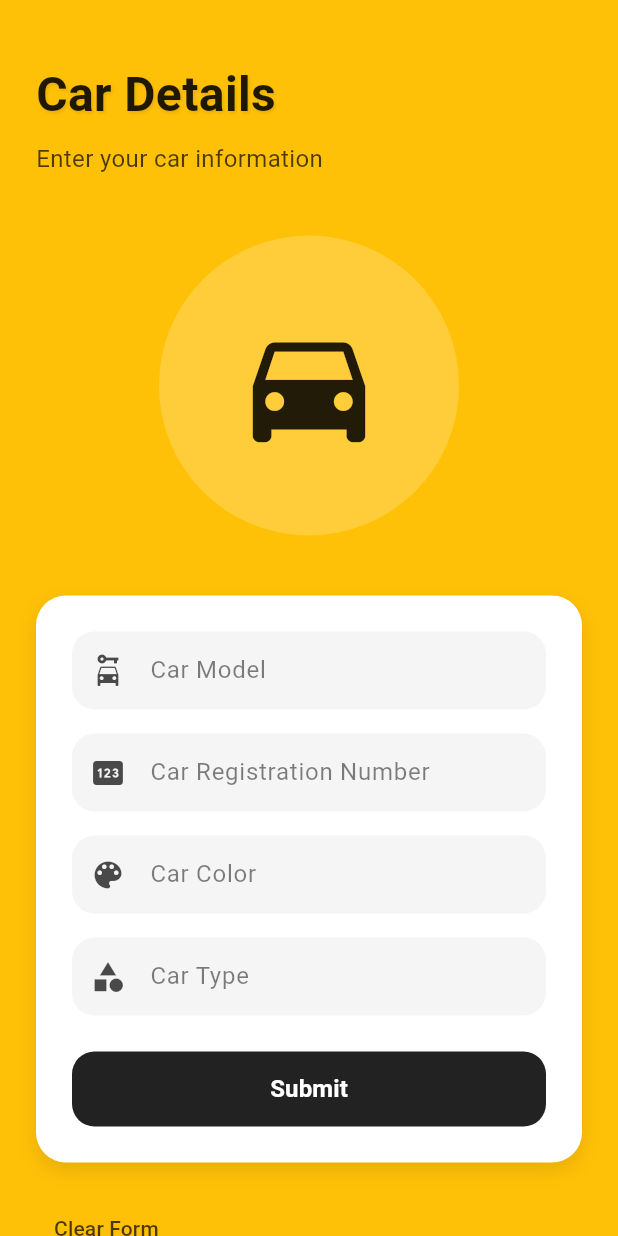
After one commit to aditya0904ak/parking_allot_app, a Flutter app: the CarDetailsPage screen opened directly, on a phone screen of 412 x 824 dp. The commit adds this screen. Run offline on Flutter 3.47's test engine with Material 3 defaults, Android fonts, the phone set to English and light mode, and no system bars; our stand-ins replace flutter_map, flutter_svg, geolocator, google_fonts, latlong2.

Commit message:
car information page is added

```diff
--- /dev/null
+++ b/lib/forms/car_infromation.dart
@@ -0,0 +1,195 @@
+import 'package:flutter/material.dart';
+
+class CarDetailsPage extends StatefulWidget {
+  const CarDetailsPage({Key? key}) : super(key: key);
+
+  @override
+  State<CarDetailsPage> createState() => _CarDetailsPageState();
+}
+
+class _CarDetailsPageState extends State<CarDetailsPage>
+    with SingleTickerProviderStateMixin {
+  late AnimationController _controller;
+  late Animation<double> _opacityAnimation;
+
+  @override
+  void initState() {
+    super.initState();
+    _controller = AnimationController(
+      vsync: this,
+      duration: const Duration(milliseconds: 1500),
+    );
+    _opacityAnimation = Tween<double>(begin: 0.0, end: 1.0).animate(
+      CurvedAnimation(parent: _controller, curve: Curves.easeInOut),
+    );
+    _controller.forward();
+  }
+
+  @override
+  void dispose() {
+    _controller.dispose();
+    super.dispose();
+  }
+
+  @override
+  Widget build(BuildContext context) {
+    return Scaffold(
+      backgroundColor: const Color(0xFFFFC107), // Warm yellow background
+      body: SafeArea(
+        child: SingleChildScrollView(
+          child: Padding(
+            padding: const EdgeInsets.symmetric(horizontal: 24.0),
+            child: FadeTransition(
+              opacity: _opacityAnimation,
+              child: Column(
+                crossAxisAlignment: CrossAxisAlignment.start,
+                children: [
+                  const SizedBox(height: 40),
+                  _buildHeader(),
+                  const SizedBox(height: 40),
+                  Center(
+                    child: Container(
+                      height: 200,
+                      width: 200,
+                      decoration: BoxDecoration(
+                        color: Colors.white.withOpacity(0.2),
+                        borderRadius: BorderRadius.circular(100),
+                      ),
+                      child: const Icon(
+                        Icons.directions_car,
+                        size: 100,
+                        color: Colors.black87,
+                      ),
+                    ),
+                  ),
+                  const SizedBox(height: 40),
+                  _buildCarDetailsForm(),
+                  const SizedBox(height: 20),
+                  _buildAdditionalOptions(),
+                ],
+              ),
+            ),
+          ),
+        ),
+      ),
+    );
+  }
+
+  Widget _buildHeader() {
+    return Column(
+      crossAxisAlignment: CrossAxisAlignment.start,
+      children: [
+        Text(
+          "Car Details",
+          style: TextStyle(
+            fontSize: 32,
+            fontWeight: FontWeight.bold,
+            color: Colors.black87,
+            shadows: [
+              Shadow(
+                offset: const Offset(1, 1),
+                blurRadius: 2,
+                color: Colors.black.withOpacity(0.1),
+              ),
+            ],
+          ),
+        ),
+        const SizedBox(height: 8),
+        Text(
+          "Enter your car information",
+          style: TextStyle(
+            fontSize: 16,
+            color: Colors.black.withOpacity(0.7),
+          ),
+        ),
+      ],
+    );
+  }
+
+  Widget _buildCarDetailsForm() {
+    return Container(
+      padding: const EdgeInsets.all(24),
+      decoration: BoxDecoration(
+        color: Colors.white,
+        borderRadius: BorderRadius.circular(20),
+        boxShadow: [
+          BoxShadow(
+            color: Colors.black.withOpacity(0.1),
+            blurRadius: 10,
+            offset: const Offset(0, 5),
+          ),
+        ],
+      ),
+      child: Column(
+        children: [
+          _buildTextField("Car Model", Icons.car_rental),
+          const SizedBox(height: 16),
+          _buildTextField("Car Registration Number", Icons.pin),
+          const SizedBox(height: 16),
+          _buildTextField("Car Color", Icons.color_lens),
+          const SizedBox(height: 16),
+          _buildTextField("Car Type", Icons.category),
+          const SizedBox(height: 24),
+          ElevatedButton(
+            onPressed: () {
+              // TODO: Implement car details submission
+            },
+            style: ElevatedButton.styleFrom(
+              backgroundColor: Colors.black87,
+              shape: RoundedRectangleBorder(
+                borderRadius: BorderRadius.circular(15),
+              ),
+              minimumSize: const Size(double.infinity, 50),
+              elevation: 0,
+            ),
+            child: const Text(
+              "Submit",
+              style: TextStyle(
+                fontSize: 16,
+                fontWeight: FontWeight.bold,
+                color: Colors.white,
+              ),
+            ),
+          ),
+        ],
+      ),
+    );
+  }
+
+  Widget _buildTextField(String hint, IconData icon) {
+    return TextField(
+      decoration: InputDecoration(
+        hintText: hint,
+        hintStyle: TextStyle(color: Colors.black.withOpacity(0.5)),
+        prefixIcon: Icon(icon, color: Colors.black.withOpacity(0.7)),
+        border: OutlineInputBorder(
+          borderRadius: BorderRadius.circular(15),
+          borderSide: BorderSide.none,
+        ),
+        filled: true,
+        fillColor: Colors.grey[100],
+        contentPadding:
+            const EdgeInsets.symmetric(horizontal: 16, vertical: 14),
+      ),
+    );
+  }
+
+  Widget _buildAdditionalOptions() {
+    return Column(
+      children: [
+        TextButton(
+          onPressed: () {
+            // TODO: Implement clear form functionality
+          },
+          child: Text(
+            "Clear Form",
+            style: TextStyle(
+              color: Colors.black.withOpacity(0.7),
+              fontSize: 14,
+            ),
+          ),
+        ),
+      ],
+    );
+  }
+}
--- a/lib/widgets/booking_page.dart
+++ b/lib/widgets/booking_page.dart
@@ -370,7 +370,7 @@ class _BookingsPageState extends State<BookingsPage> {
                               Container(
                                 width: 30,
                                 color: Color(0xFFFFC107).withOpacity(0.1),
-                                child: Center(
+                                child: const Center(
                                   child: RotatedBox(
                                     quarterTurns: 3,
                                     child: Text(
@@ -399,20 +399,21 @@ class _BookingsPageState extends State<BookingsPage> {
           ),
           if (selectedSlot != -1)
             Container(
-              padding: EdgeInsets.all(16),
+              padding: const EdgeInsets.all(16),
               child: ElevatedButton(
                 onPressed: showPricingOptions,
                 style: ElevatedButton.styleFrom(
-                  backgroundColor: Colors.black87,
-                  minimumSize: Size(double.infinity, 50),
+                  backgroundColor: Color(0xFFFFC107),
+                  minimumSize: const Size(double.infinity, 50),
                   shape: RoundedRectangleBorder(
                     borderRadius: BorderRadius.circular(15),
                   ),
                 ),
                 child: Text(
                   'Proceed with spot (F$selectedFloor-${selectedSlot + 1})',
-                  style: TextStyle(
+                  style: const TextStyle(
                     fontSize: 16,
+                    color: Colors.black,
                     fontWeight: FontWeight.bold,
                   ),
                 ),
```
